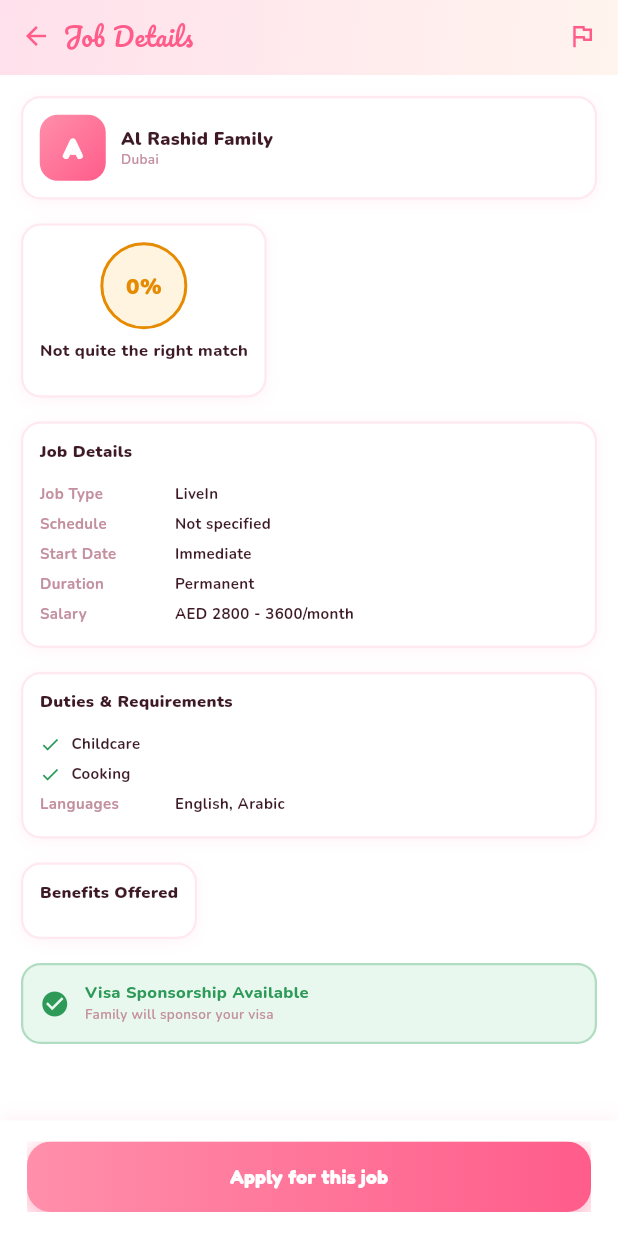
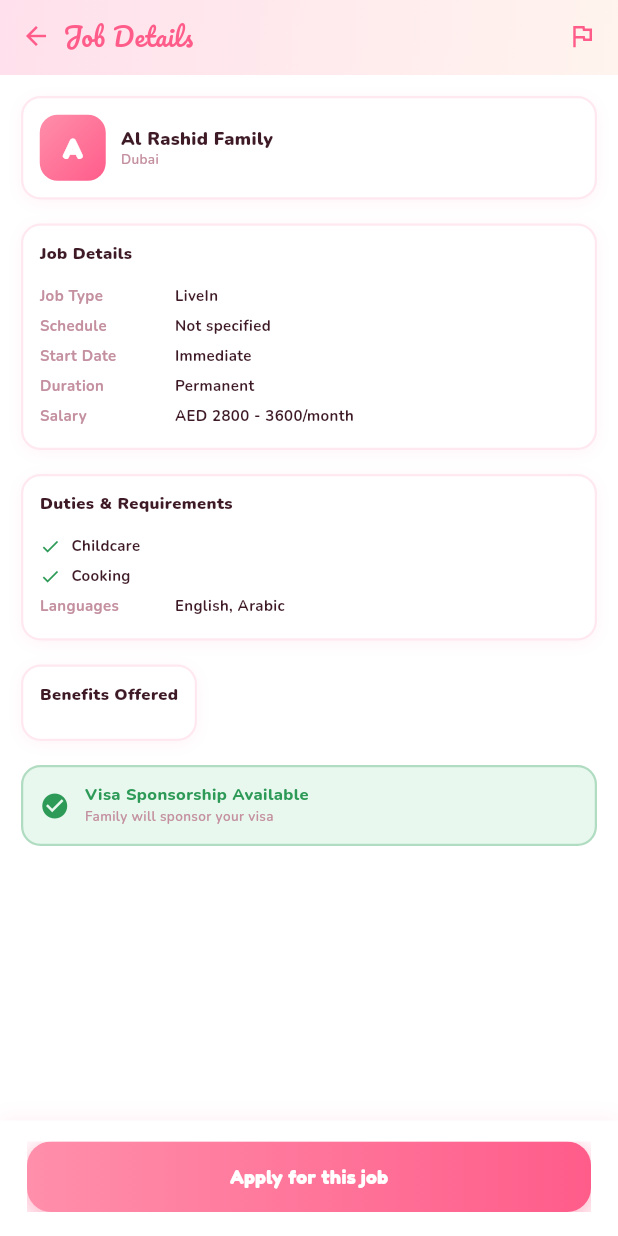
Before and after one commit to WaseemMirzaa/kafi, a Flutter app: the JobDetailScreen screen opened directly with sample values from the repository, on a phone screen of 412 x 824 dp. Run offline on Flutter 3.47's test engine with Material 3 defaults, Android fonts, the phone set to English and light mode, and no system bars; our stand-ins replace cloud_firestore, cloud_functions, connectivity_plus, file_picker, firebase_auth, firebase_core and 11 more; accounts and stored records are empty.

Commit message:
fix(nanny): full nanny-side match-% hide on job detail + smart-match (M8) (#137)
Completes the nanny-side hide (the passive list chips were suppressed
earlier). The canonical match is scored from the family's household + job,
which a nanny can't compute — so any nanny-side number diverges from what
the family sees.

- job_detail: remove the "% match" section (score circle + per-factor %),
  its now-unused compute, helper, and MatchService/NannyProfileController
  imports. Job info + apply remain.
- smart_match (the apply-decision screen): replace the numeric score ring
  with a qualitative icon; the existing "Great match / Low match" label +
  factors + apply keep the screen fully functional, just without a number.

Co-authored-by: Claude <noreply@anthropic.com>

```diff
--- a/kafi_app/lib/views/family/smart_match_screen.dart
+++ b/kafi_app/lib/views/family/smart_match_screen.dart
@@ -178,25 +178,22 @@ class SmartMatchScreen extends GetView<ApplicationController> {
   Widget _scoreBlock(int score, bool good, Color color, int failCount) {
     return Column(
       children: [
+        // The numeric match score is intentionally hidden on the nanny side
+        // (M8): a job-only score (the nanny can't read the family household)
+        // can't equal the family's canonical match, so a divergent number here
+        // would mislead. A qualitative icon + the "Great/Low match" label below
+        // convey fit without a number.
         SizedBox(
           width: 84,
           height: 84,
-          child: Stack(
-            alignment: Alignment.center,
-            children: [
-              SizedBox(
-                width: 84,
-                height: 84,
-                child: CircularProgressIndicator(
-                  value: score / 100,
-                  strokeWidth: 7,
-                  strokeCap: StrokeCap.round,
-                  backgroundColor: const Color(0xFFFFE8EF),
-                  color: color,
-                ),
-              ),
-              Text('$score%', style: KafiTheme.nunito(21, color: color, w: FontWeight.w900)),
-            ],
+          child: Container(
+            decoration: BoxDecoration(
+              shape: BoxShape.circle,
+              color: color.withValues(alpha: 0.12),
+              border: Border.all(color: color, width: 3),
+            ),
+            child: Icon(good ? Icons.thumb_up_alt_rounded : Icons.info_outline,
+                color: color, size: 34),
           ),
         ),
         const SizedBox(height: 6),
--- a/kafi_app/lib/views/nanny/job_detail_screen.dart
+++ b/kafi_app/lib/views/nanny/job_detail_screen.dart
@@ -2,12 +2,10 @@ import 'package:flutter/material.dart';
 import 'package:get/get.dart';
 import 'package:kafi_app/config/routes.dart';
 import 'package:kafi_app/controllers/application_controller.dart';
-import 'package:kafi_app/controllers/nanny_profile_controller.dart';
 import 'package:kafi_app/l10n/app_strings.dart';
 import 'package:kafi_app/models/application_model.dart';
 import 'package:kafi_app/models/family_model.dart';
 import 'package:kafi_app/models/job_post_model.dart';
-import 'package:kafi_app/services/match_service.dart';
 import 'package:kafi_app/utils/app_navigation.dart';
 import 'package:kafi_app/utils/string_format.dart';
 import 'package:kafi_app/views/shared/kafi_theme.dart';
@@ -20,15 +18,6 @@ class JobDetailScreen extends StatelessWidget {
   @override
   Widget build(BuildContext context) {
     final JobPostModel job = Get.arguments as JobPostModel;
-    final nanny = Get.isRegistered<NannyProfileController>()
-        ? Get.find<NannyProfileController>().nanny.value
-        : null;
-    final matchService = MatchService();
-    final matchScore =
-        nanny == null ? 0 : matchService.calculateJobMatch(nanny, job);
-    final factors = nanny == null
-        ? const <MatchFactor>[]
-        : matchService.getMatchFactors(nanny, job);
 
     return Scaffold(
       backgroundColor: KafiColors.nannyBg,
@@ -46,8 +35,9 @@ class JobDetailScreen extends StatelessWidget {
                   children: [
                     _familyCard(job),
                     const SizedBox(height: 16),
-                    _matchScoreSection(matchScore, factors),
-                    const SizedBox(height: 16),
+                    // The nanny-side "% match" is intentionally not shown: the
+                    // canonical match is scored from the family's household +
+                    // job, which the nanny can't compute (M8).
                     _jobDetailsSection(job),
                     const SizedBox(height: 16),
                     _requirementsSection(job),
@@ -143,60 +133,6 @@ class JobDetailScreen extends StatelessWidget {
               ],
             ),
           ),
-        ],
-      ),
-    );
-  }
-
-  Widget _matchScoreSection(int score, List<MatchFactor> factors) {
-    final isGood = score >= 80;
-    return Container(
-      padding: const EdgeInsets.all(11),
-      decoration: BoxDecoration(
-        color: Colors.white,
-        borderRadius: BorderRadius.circular(13),
-        border: Border.all(color: const Color(0xFFFFE8EF), width: 1.5),
-        boxShadow: const [BoxShadow(color: Color(0x12FF5F96), blurRadius: 8, offset: Offset(0, 2))],
-      ),
-      child: Column(
-        children: [
-          Container(
-            width: 58,
-            height: 58,
-            decoration: BoxDecoration(
-              shape: BoxShape.circle,
-              color: isGood ? KafiColors.grnL : KafiColors.ambL,
-              border: Border.all(
-                  color: isGood ? KafiColors.grnD : KafiColors.ambD, width: 2),
-            ),
-            child: Center(
-              child: Text('$score%',
-                  style: KafiTheme.nunito(15,
-                      color: isGood ? KafiColors.grnD : KafiColors.ambD,
-                      w: FontWeight.w900)),
-            ),
-          ),
-          const SizedBox(height: 7),
-          Text(isGood ? AppStrings.matchGreat.tr : AppStrings.matchLow.tr,
-              style: KafiTheme.nunito(11, color: KafiColors.td, w: FontWeight.w800)),
-          const SizedBox(height: 10),
-          ...factors.map((f) => Padding(
-                padding: const EdgeInsets.symmetric(vertical: 3),
-                child: Row(
-                  children: [
-                    Icon(f.isStrong ? Icons.check_circle : Icons.warning_amber_rounded,
-                        size: 14,
-                        color: f.isStrong ? KafiColors.grnD : KafiColors.ambD),
-                    const SizedBox(width: 7),
-                    Expanded(
-                      child: Text(f.name,
-                          style: KafiTheme.nunito(10, color: KafiColors.td, w: FontWeight.w700)),
-                    ),
-                    Text('${f.score}%',
-                        style: KafiTheme.nunito(10, color: KafiColors.ts, w: FontWeight.w600)),
-                  ],
-                ),
-              )),
         ],
       ),
     );
```
